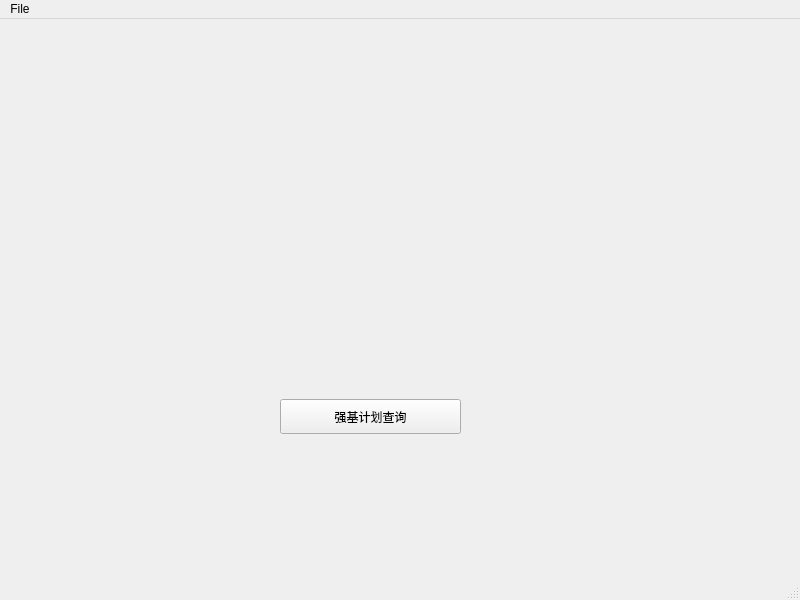
The window that frontend/mainwindow.ui (000lbh/PKUHelperAgain) describes before a commit, drawn with Qt 5.
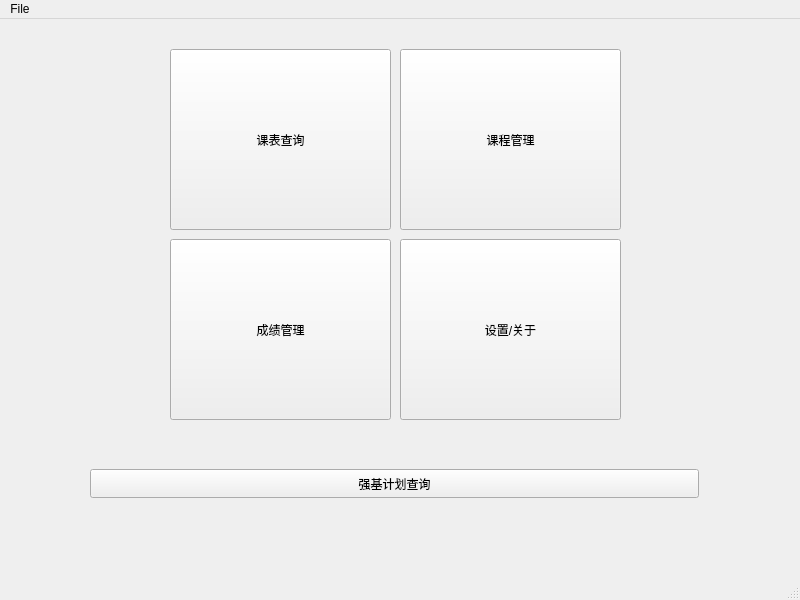
The same window after the commit. The open tabs and pages were chosen to show the change.

```diff
--- a/frontend/mainwindow.ui
+++ b/frontend/mainwindow.ui
@@ -14,18 +14,131 @@
    <string>MainWindow</string>
   </property>
   <widget class="QWidget" name="centralwidget">
-   <widget class="QPushButton" name="pushButton">
+   <widget class="QStackedWidget" name="stackedWidget">
     <property name="geometry">
      <rect>
-      <x>280</x>
-      <y>380</y>
-      <width>181</width>
-      <height>35</height>
+      <x>40</x>
+      <y>10</y>
+      <width>701</width>
+      <height>531</height>
      </rect>
     </property>
-    <property name="text">
-     <string>强基计划查询</string>
+    <property name="currentIndex">
+     <number>2</number>
     </property>
+    <widget class="QWidget" name="mainPage">
+     <widget class="QPushButton" name="pushButton_5">
+      <property name="geometry">
+       <rect>
+        <x>130</x>
+        <y>210</y>
+        <width>221</width>
+        <height>181</height>
+       </rect>
+      </property>
+      <property name="text">
+       <string>成绩管理</string>
+      </property>
+     </widget>
+     <widget class="QPushButton" name="pushButton">
+      <property name="geometry">
+       <rect>
+        <x>50</x>
+        <y>440</y>
+        <width>609</width>
+        <height>29</height>
+       </rect>
+      </property>
+      <property name="text">
+       <string>强基计划查询</string>
+      </property>
+     </widget>
+     <widget class="QPushButton" name="pushButton_3">
+      <property name="geometry">
+       <rect>
+        <x>360</x>
+        <y>20</y>
+        <width>221</width>
+        <height>181</height>
+       </rect>
+      </property>
+      <property name="text">
+       <string>课程管理</string>
+      </property>
+     </widget>
+     <widget class="QPushButton" name="pushButton_2">
+      <property name="geometry">
+       <rect>
+        <x>130</x>
+        <y>20</y>
+        <width>221</width>
+        <height>181</height>
+       </rect>
+      </property>
+      <property name="text">
+       <string>课表查询</string>
+      </property>
+     </widget>
+     <widget class="QPushButton" name="pushButton_4">
+      <property name="geometry">
+       <rect>
+        <x>360</x>
+        <y>210</y>
+        <width>221</width>
+        <height>181</height>
+       </rect>
+      </property>
+      <property name="text">
+       <string>设置/关于</string>
+      </property>
+     </widget>
+    </widget>
+    <widget class="QWidget" name="scoreManPage"/>
+    <widget class="QWidget" name="aboutPage">
+     <widget class="QTextBrowser" name="textBrowser">
+      <property name="geometry">
+       <rect>
+        <x>110</x>
+        <y>90</y>
+        <width>451</width>
+        <height>361</height>
+       </rect>
+      </property>
+      <property name="font">
+       <font>
+        <pointsize>16</pointsize>
+       </font>
+      </property>
+      <property name="html">
+       <string>&lt;!DOCTYPE HTML PUBLIC &quot;-//W3C//DTD HTML 4.0//EN&quot; &quot;http://www.w3.org/TR/REC-html40/strict.dtd&quot;&gt;
+&lt;html&gt;&lt;head&gt;&lt;meta name=&quot;qrichtext&quot; content=&quot;1&quot; /&gt;&lt;meta charset=&quot;utf-8&quot; /&gt;&lt;style type=&quot;text/css&quot;&gt;
+p, li { white-space: pre-wrap; }
+hr { height: 1px; border-width: 0; }
+li.unchecked::marker { content: &quot;\2610&quot;; }
+li.checked::marker { content: &quot;\2612&quot;; }
+&lt;/style&gt;&lt;/head&gt;&lt;body style=&quot; font-family:'Microsoft YaHei UI'; font-size:16pt; font-weight:400; font-style:normal;&quot;&gt;
+&lt;p style=&quot; margin-top:0px; margin-bottom:0px; margin-left:0px; margin-right:0px; -qt-block-indent:0; text-indent:0px;&quot;&gt;关于：&lt;/p&gt;
+&lt;p style=&quot; margin-top:0px; margin-bottom:0px; margin-left:0px; margin-right:0px; -qt-block-indent:0; text-indent:0px;&quot;&gt;这个项目是作为程序设计实习大作业的一部分，试图让各位同学们合理安排学业。本人见过太多错过ddl，不懂培养方案乱选课的人。&lt;/p&gt;
+&lt;p style=&quot; margin-top:0px; margin-bottom:0px; margin-left:0px; margin-right:0px; -qt-block-indent:0; text-indent:0px;&quot;&gt;许可证：GPL v3&lt;/p&gt;
+&lt;p style=&quot; margin-top:0px; margin-bottom:0px; margin-left:0px; margin-right:0px; -qt-block-indent:0; text-indent:0px;&quot;&gt;本软件不提供任何明示或默示的保证，”每个人承担自己的风险！“&lt;/p&gt;&lt;/body&gt;&lt;/html&gt;</string>
+      </property>
+     </widget>
+     <widget class="QPushButton" name="pushButton_6">
+      <property name="geometry">
+       <rect>
+        <x>280</x>
+        <y>460</y>
+        <width>93</width>
+        <height>29</height>
+       </rect>
+      </property>
+      <property name="text">
+       <string>确定</string>
+      </property>
+     </widget>
+    </widget>
+    <widget class="QWidget" name="couseManPage"/>
+    <widget class="QWidget" name="couseQueryPage"/>
    </widget>
   </widget>
   <widget class="QMenuBar" name="menubar">
```
Left out of the diff: 2 changed lines with no effect on the pictures.
